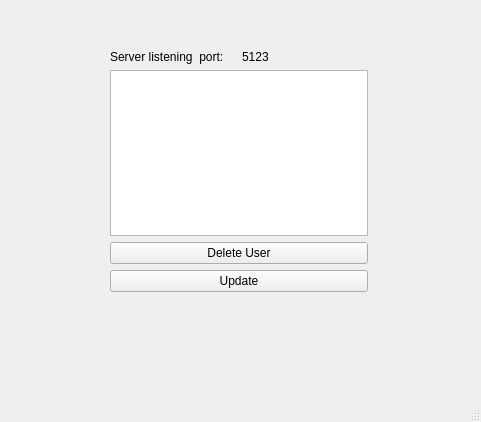
WerKEK/TCP_Server, file TCPServer/MyServer/mainwindow.ui: the form before one commit.
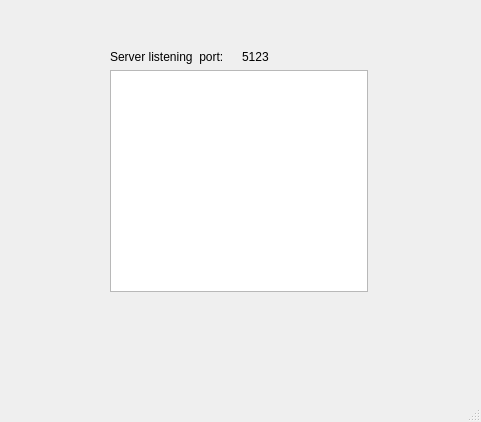
The form after the commit.

Diff of the .ui file:
```diff
--- a/TCPServer/MyServer/mainwindow.ui
+++ b/TCPServer/MyServer/mainwindow.ui
@@ -45,20 +45,6 @@
      <item>
       <widget class="QTableWidget" name="tableWidget"/>
      </item>
-     <item>
-      <widget class="QPushButton" name="pushButton_deleteUser">
-       <property name="text">
-        <string>Delete User</string>
-       </property>
-      </widget>
-     </item>
-     <item>
-      <widget class="QPushButton" name="pushButton_updateTable">
-       <property name="text">
-        <string>Update</string>
-       </property>
-      </widget>
-     </item>
     </layout>
    </widget>
   </widget>
```
